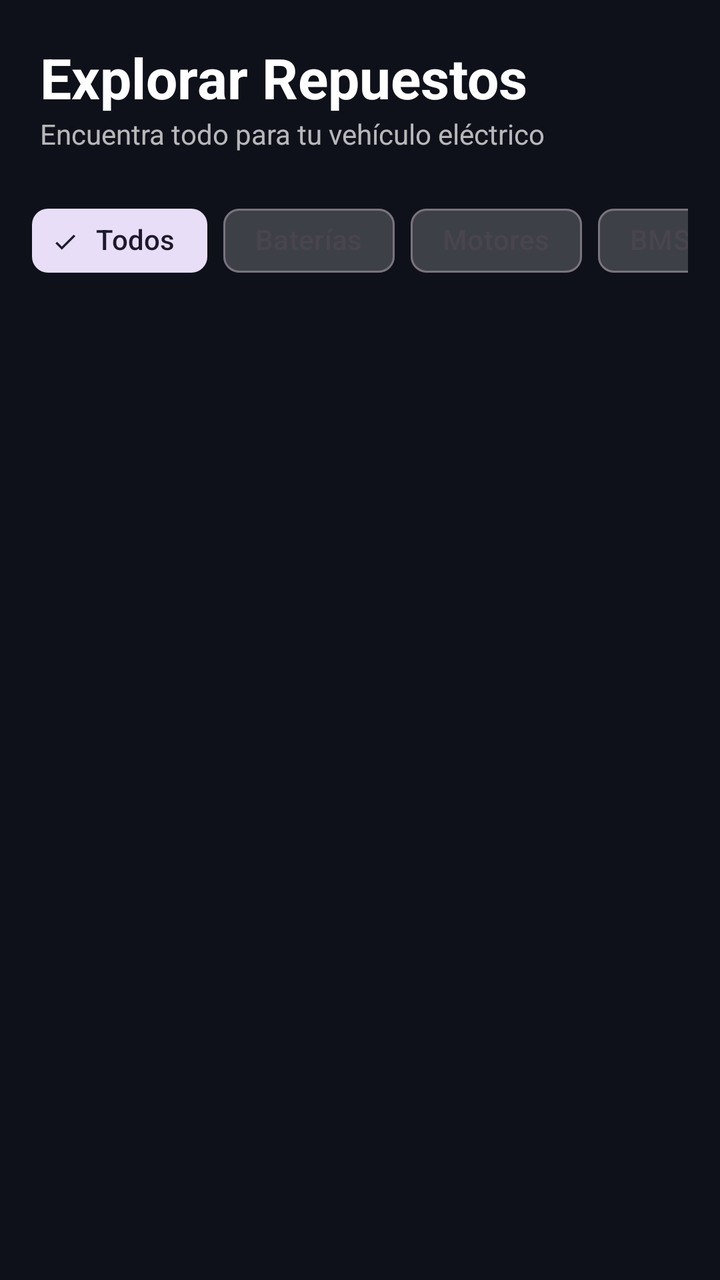
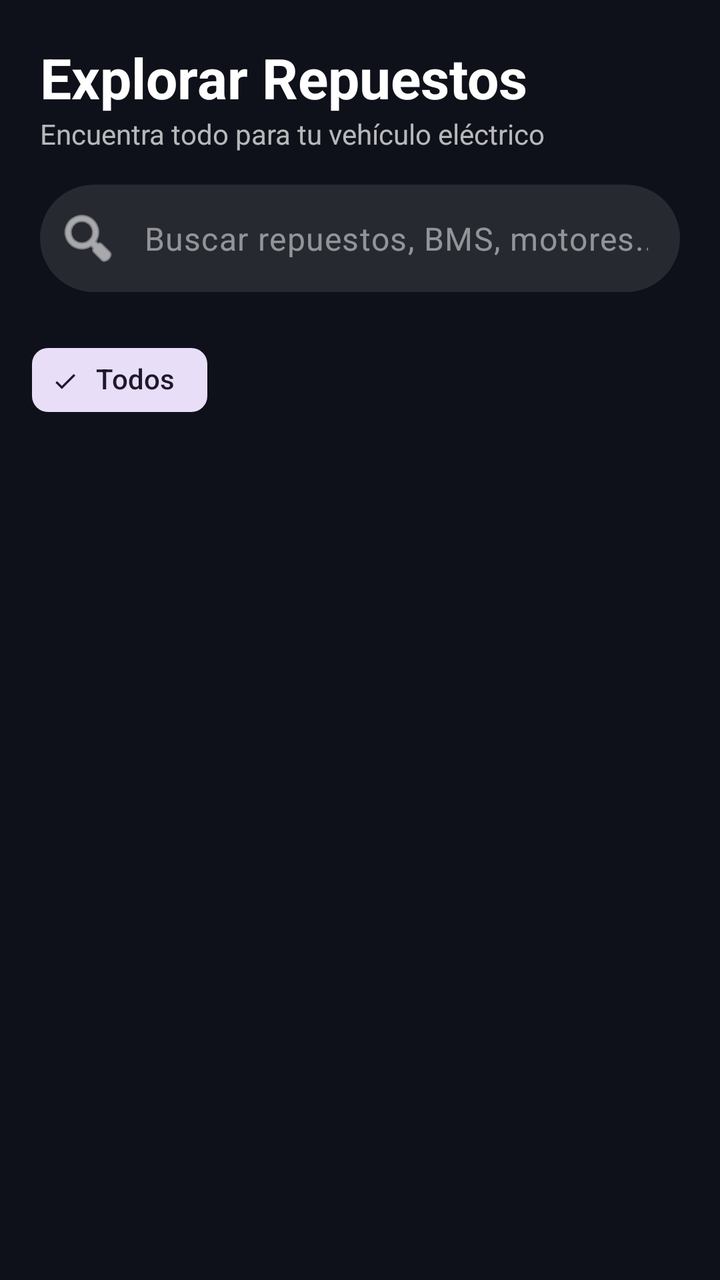

Two renders of the same Android screen: before a commit and after it. Below are the layout's source before the change and the commit's diff.
<!-- AndroidManifest.xml: application theme Theme.VoltCore -->
<!-- res/layout/fragment_catalog.xml -->
<?xml version="1.0" encoding="utf-8"?>
<androidx.constraintlayout.widget.ConstraintLayout xmlns:android="http://schemas.android.com/apk/res/android"
    xmlns:app="http://schemas.android.com/apk/res-auto"
    xmlns:tools="http://schemas.android.com/tools"
    android:layout_width="match_parent"
    android:layout_height="match_parent"
    android:background="@color/volt_background">

    <LinearLayout
        android:id="@+id/headerCatalog"
        android:layout_width="match_parent"
        android:layout_height="wrap_content"
        android:orientation="vertical"
        android:padding="20dp"
        app:layout_constraintTop_toTopOf="parent">

        <TextView
            android:layout_width="wrap_content"
            android:layout_height="wrap_content"
            android:text="Explorar Repuestos"
            android:textColor="@color/white"
            android:textSize="28sp"
            android:textStyle="bold" />

        <TextView
            android:layout_width="wrap_content"
            android:layout_height="wrap_content"
            android:text="Encuentra todo para tu vehículo eléctrico"
            android:textColor="#B3FFFFFF"
            android:textSize="14sp" />
    </LinearLayout>

    <HorizontalScrollView
        android:id="@+id/scrollFilters"
        android:layout_width="match_parent"
        android:layout_height="wrap_content"
        android:paddingHorizontal="16dp"
        android:paddingBottom="12dp"
        android:scrollbars="none"
        app:layout_constraintTop_toBottomOf="@id/headerCatalog">

        <com.google.android.material.chip.ChipGroup
            android:id="@+id/chipGroupFilters"
            android:layout_width="wrap_content"
            android:layout_height="wrap_content"
            app:singleSelection="true">

            <com.google.android.material.chip.Chip
                style="@style/Widget.Material3.Chip.Filter"
                android:layout_width="wrap_content"
                android:layout_height="wrap_content"
                android:text="Todos"
                android:checked="true" />

            <com.google.android.material.chip.Chip
                style="@style/Widget.Material3.Chip.Filter"
                android:layout_width="wrap_content"
                android:layout_height="wrap_content"
                android:text="Baterías" />

            <com.google.android.material.chip.Chip
                style="@style/Widget.Material3.Chip.Filter"
                android:layout_width="wrap_content"
                android:layout_height="wrap_content"
                android:text="Motores" />

            <com.google.android.material.chip.Chip
                style="@style/Widget.Material3.Chip.Filter"
                android:layout_width="wrap_content"
                android:layout_height="wrap_content"
                android:text="BMS" />

            <com.google.android.material.chip.Chip
                style="@style/Widget.Material3.Chip.Filter"
                android:layout_width="wrap_content"
                android:layout_height="wrap_content"
                android:text="Cargadores" />
        </com.google.android.material.chip.ChipGroup>
    </HorizontalScrollView>

    <androidx.recyclerview.widget.RecyclerView
        android:id="@+id/rvCatalog"
        android:layout_width="match_parent"
        android:layout_height="0dp"
        android:padding="8dp"
        app:layoutManager="androidx.recyclerview.widget.GridLayoutManager"
        app:spanCount="2"
        app:layout_constraintBottom_toBottomOf="parent"
        app:layout_constraintTop_toBottomOf="@id/scrollFilters"
        tools:listitem="@layout/item_product_card" />

</androidx.constraintlayout.widget.ConstraintLayout>
<!-- res/layout/item_product_card.xml (included above) -->
<?xml version="1.0" encoding="utf-8"?>
<com.google.android.material.card.MaterialCardView xmlns:android="http://schemas.android.com/apk/res/android"
    xmlns:app="http://schemas.android.com/apk/res-auto"
    android:layout_width="match_parent"
    android:layout_height="wrap_content"
    android:layout_margin="8dp"
    app:cardBackgroundColor="@color/glass_surface"
    app:cardCornerRadius="20dp"
    app:strokeColor="@color/glass_stroke"
    app:strokeWidth="1dp"
    app:cardElevation="0dp">

    <LinearLayout
        android:layout_width="match_parent"
        android:layout_height="wrap_content"
        android:orientation="vertical">

        <FrameLayout
            android:layout_width="match_parent"
            android:layout_height="140dp"
            android:background="#0DFFFFFF">
            <ImageView
                android:id="@+id/ivProduct"
                android:layout_width="match_parent"
                android:layout_height="match_parent"
                android:scaleType="centerCrop"
                android:src="@drawable/ic_voltcore_logo"
                android:contentDescription="Producto" />
            <TextView
                android:id="@+id/tvProductEmoji"
                android:layout_width="match_parent"
                android:layout_height="match_parent"
                android:gravity="center"
                android:textSize="64sp"
                android:visibility="gone"
                android:textColor="@color/white" />
        </FrameLayout>


        <TextView
            android:id="@+id/tvProductName"
            android:layout_width="match_parent"
            android:layout_height="wrap_content"
            android:layout_marginTop="8dp"
            android:text="Nombre del Producto"
            android:textColor="@color/white"
            android:textSize="16sp"
            android:textStyle="bold" />

        <TextView
            android:id="@+id/tvProductPrice"
            android:layout_width="match_parent"
            android:layout_height="wrap_content"
            android:text="$ 0.00"
            android:textColor="@color/volt_primary"
            android:textSize="14sp" />

        <Button
            android:id="@+id/btnAddToCart"
            style="@style/Widget.Material3.Button.TonalButton"
            android:layout_width="match_parent"
            android:layout_height="wrap_content"
            android:layout_marginTop="8dp"
            android:text="@string/add_to_cart"
            android:textSize="12sp"
            app:backgroundTint="@color/volt_primary"
            android:textColor="@color/black" />

    </LinearLayout>

</com.google.android.material.card.MaterialCardView>
<!-- resources referenced by this layout -->
<resources>
  <color name="black">#FF000000</color>
  <color name="glass_stroke">#33FFFFFF</color>
  <color name="glass_surface">#1AFFFFFF</color>
  <color name="volt_background">#0F111A</color>
  <color name="volt_primary">#C6FF00</color>
  <color name="white">#FFFFFFFF</color>
  <!-- drawable ic_voltcore_logo (drawable) -->
  <vector xmlns:android="http://schemas.android.com/apk/res/android"
      android:width="200dp"
      android:height="200dp"
      android:viewportWidth="200"
      android:viewportHeight="200">
      <path
          android:fillColor="#00B4D8"
          android:pathData="M100,20 L160,180 L100,150 L40,180 Z" />
      <path
          android:fillColor="#FFFFFF"
          android:pathData="M100,50 L130,140 L100,125 L70,140 Z" />
  </vector>
  <string name="add_to_cart">Añadir</string>
  <style name="Theme.VoltCore" parent="Base.Theme.VoltCore" />
  <style name="Base.Theme.VoltCore" parent="Theme.Material3.DayNight.NoActionBar">
          
          <item name="colorPrimary">@color/volt_primary</item>
          <item name="android:windowBackground">@color/volt_background</item>
          <item name="colorSurface">@color/glass_surface</item>
          <item name="colorOnSurface">@color/white</item>
      </style>
</resources>

<!-- the commit's change to res/layout/fragment_catalog.xml (unified diff, before → after) -->
@@ -28,6 +28,32 @@
             android:text="Encuentra todo para tu vehículo eléctrico"
             android:textColor="#B3FFFFFF"
             android:textSize="14sp" />
+
+        <com.google.android.material.textfield.TextInputLayout
+            android:id="@+id/tilSearch"
+            android:layout_width="match_parent"
+            android:layout_height="wrap_content"
+            android:layout_marginTop="16dp"
+            app:boxBackgroundColor="@color/glass_surface"
+            app:boxCornerRadiusBottomEnd="28dp"
+            app:boxCornerRadiusBottomStart="28dp"
+            app:boxCornerRadiusTopEnd="28dp"
+            app:boxCornerRadiusTopStart="28dp"
+            app:boxStrokeWidth="0dp"
+            app:boxStrokeWidthFocused="0dp"
+            app:hintEnabled="false"
+            app:startIconDrawable="@android:drawable/ic_menu_search"
+            app:startIconTint="@color/white">
+
+            <com.google.android.material.textfield.TextInputEditText
+                android:id="@+id/etSearchCatalog"
+                android:layout_width="match_parent"
+                android:layout_height="wrap_content"
+                android:hint="Buscar repuestos, BMS, motores..."
+                android:textColor="@color/white"
+                android:textColorHint="#80FFFFFF"
+                android:padding="16dp" />
+        </com.google.android.material.textfield.TextInputLayout>
     </LinearLayout>
 
     <HorizontalScrollView
@@ -46,35 +72,13 @@
             app:singleSelection="true">
 
             <com.google.android.material.chip.Chip
+                android:id="@+id/chipAll"
                 style="@style/Widget.Material3.Chip.Filter"
                 android:layout_width="wrap_content"
                 android:layout_height="wrap_content"
                 android:text="Todos"
                 android:checked="true" />
 
-            <com.google.android.material.chip.Chip
-                style="@style/Widget.Material3.Chip.Filter"
-                android:layout_width="wrap_content"
-                android:layout_height="wrap_content"
-                android:text="Baterías" />
-
-            <com.google.android.material.chip.Chip
-                style="@style/Widget.Material3.Chip.Filter"
-                android:layout_width="wrap_content"
-                android:layout_height="wrap_content"
-                android:text="Motores" />
-
-            <com.google.android.material.chip.Chip
-                style="@style/Widget.Material3.Chip.Filter"
-                android:layout_width="wrap_content"
-                android:layout_height="wrap_content"
-                android:text="BMS" />
-
-            <com.google.android.material.chip.Chip
-                style="@style/Widget.Material3.Chip.Filter"
-                android:layout_width="wrap_content"
-                android:layout_height="wrap_content"
-                android:text="Cargadores" />
         </com.google.android.material.chip.ChipGroup>
     </HorizontalScrollView>
 
